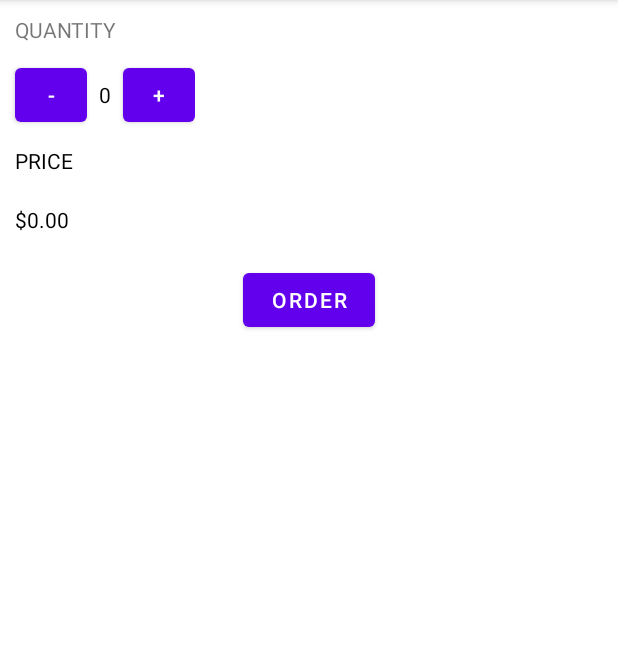
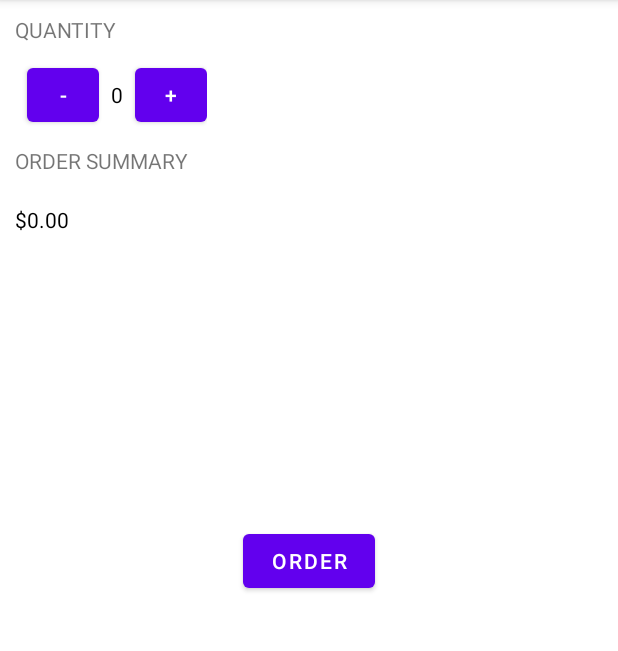
Before and after one commit to Better-By-01/Android-Udacity, an Android app: the screen it shows after launch (MainActivity), on a phone screen of 412 x 824 dp, the part 84-735 px from its top. Run offline under Robolectric (Android 15) with nearby library versions, the phone set to English and light mode, and no system bars.

Commit message:
'PRICE' replaced by 'ORDER SUMMARY'

```diff
--- a/JustJava/app/src/main/res/layout/activity_main.xml
+++ b/JustJava/app/src/main/res/layout/activity_main.xml
@@ -16,6 +16,7 @@
     <LinearLayout
         android:layout_width="wrap_content"
         android:layout_height="wrap_content"
+        android:layout_marginLeft="8dp"
         android:orientation="horizontal">
 
         <Button
@@ -45,18 +46,26 @@
         android:layout_width="wrap_content"
         android:layout_height="wrap_content"
         android:layout_margin="10dp"
-        android:text="price"
-        android:textAllCaps="true"
-        android:textColor="@android:color/black" />
+        android:text="order summary"
+        android:textAllCaps="true" />
+    <RelativeLayout
+        android:layout_width="wrap_content"
+        android:layout_height="0dp"
+        android:layout_weight="1">
 
     <TextView
-        android:id="@+id/price_text_view"
-        android:layout_width="wrap_content"
+        android:id="@+id/order_summary_text_view"
+        android:layout_width="match_parent"
         android:layout_height="wrap_content"
         android:layout_margin="10dp"
         android:text="$0.00"
         android:textColor="@android:color/black" />
+    </RelativeLayout>
 
+    <RelativeLayout
+        android:layout_width="match_parent"
+        android:layout_height="0dp"
+        android:layout_weight="2">
         <Button
             android:id="@+id/order_button"
             android:layout_width="wrap_content"
@@ -64,7 +73,7 @@
             android:layout_margin="10dp"
             android:onClick="submitOrder"
             android:text="order"
-        android:layout_gravity="center"
+            android:layout_centerHorizontal="true"
             android:textAllCaps="true" />
-
+    </RelativeLayout>
 </LinearLayout>
```
Also changed, not shown: JustJava/app/src/main/java/com/example/justjava/MainActivity.java (+10 -5 lines). Lines whose indentation alone changed are shown as unchanged.
